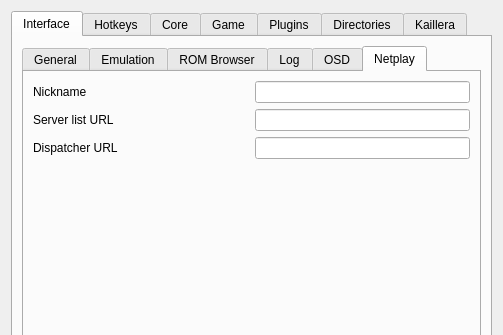
Old version of the form Source/RMG/UserInterface/Dialog/SettingsDialog.ui in the repository crossn/CMG-K; both pictures show x 0 to 503 and y 0 to 335 of the 503 by 668 pixel window.
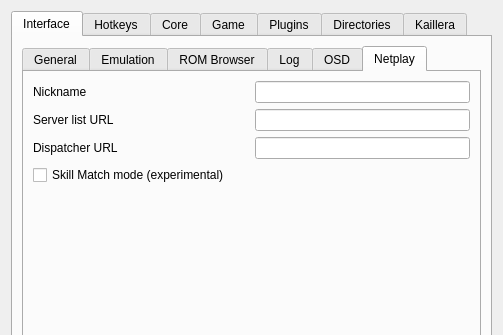
New version of the form. The open tabs and pages were chosen to show the change. Icons and pictures are not drawn. Custom widgets are drawn as their Qt base class.

Commit message:
feat: add skill match result detection foundation
Add the read-only Skill Match monitoring foundation for
Smash Bros. Japan v1.0, including match lifecycle, pause
origin, normal result, and no-contest candidate detection.

Local real-ROM and Kaillera two-client QA passed.

Gekko rollback QA remains pending because the current
Rollback Lobby requires newer upstream networking changes.

No external result submission or game-state writes are
included in this checkpoint.

The edit to the form file:
```diff
--- a/Source/RMG/UserInterface/Dialog/SettingsDialog.ui
+++ b/Source/RMG/UserInterface/Dialog/SettingsDialog.ui
@@ -937,6 +937,17 @@
                  </item>
                 </layout>
                </item>
+               <item>
+                <widget class="QCheckBox" name="skillMatchModeCheckBox">
+                 <property name="toolTip">
+                  <string>Monitor Super Smash Bros. match state for Skill Match integration.
+No match result is submitted in this version.</string>
+                 </property>
+                 <property name="text">
+                  <string>Skill Match mode (experimental)</string>
+                 </property>
+                </widget>
+               </item>
                <item>
                 <spacer name="verticalSpacer_19">
                  <property name="orientation">
```
The commit also changes 14 other files.
